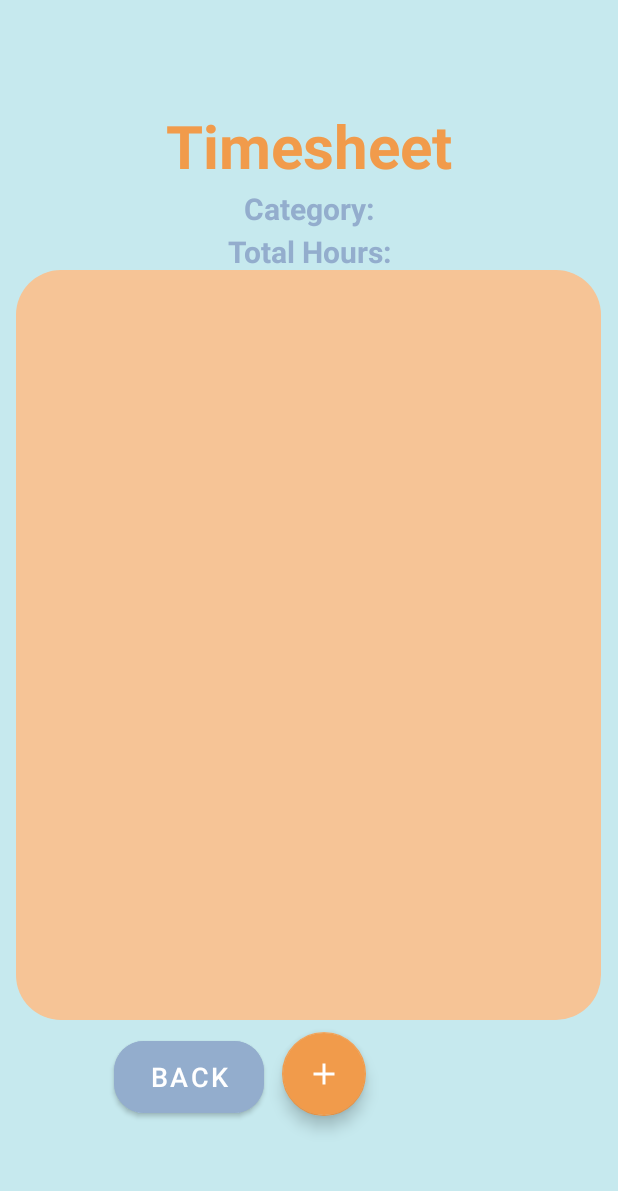
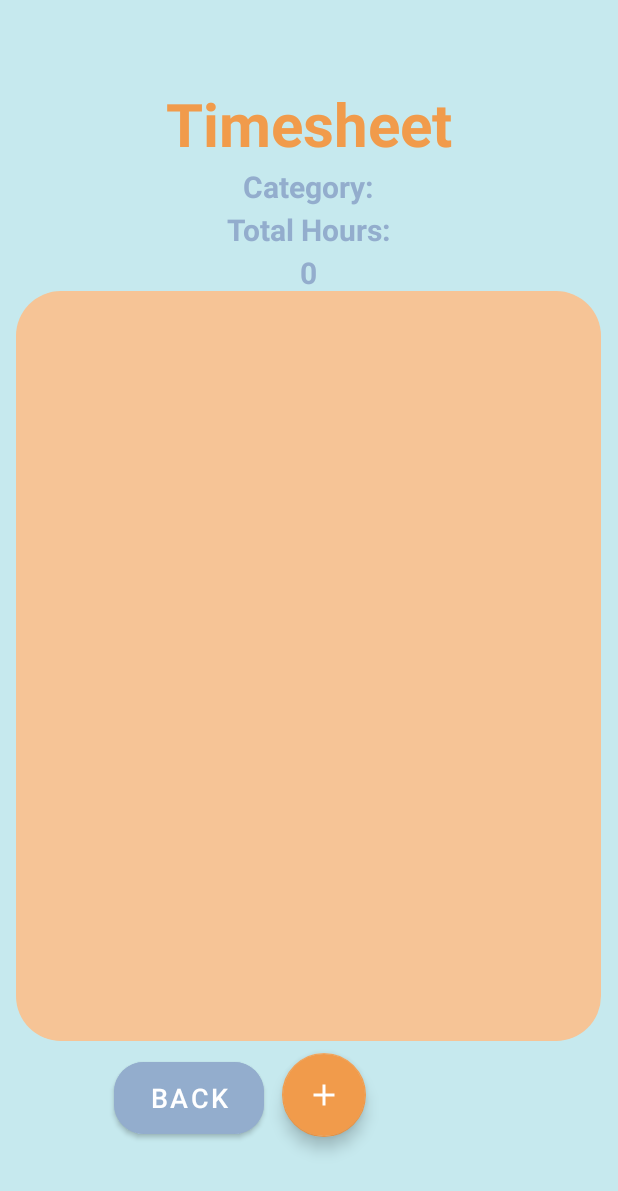
Before and after one commit to YusraAdnan/OPSC_Group_Task2, an Android app: the layout activity_timesheet_entry.xml on its own in the app's theme, with its tools: preview values and no code run, on a phone screen of 412 x 824 dp. Shown: the top 1191 px of the screen. Run offline under Robolectric (Android 15) with nearby library versions, the phone set to English and light mode, and no system bars.

Commit message:
tuesday_commit_300

```diff
--- a/app/src/main/res/layout/activity_timesheet_entry.xml
+++ b/app/src/main/res/layout/activity_timesheet_entry.xml
@@ -28,7 +28,7 @@
                 android:textColor="@color/darkorange"/>
     <TextView
         android:id="@+id/tvCategoryName"
-        android:layout_width="match_parent"
+        android:layout_width="wrap_content"
         android:layout_height="wrap_content"
         android:layout_marginTop="1dp"
         android:text="Category:"
@@ -36,12 +36,24 @@
         android:textColor="@color/darkblue"
         android:textSize="20sp"
         android:textStyle="bold" />
+
     <TextView
-        android:id="@+id/tvTotalHours"
-        android:layout_width="match_parent"
+        android:id="@+id/dkf"
+        android:layout_width="wrap_content"
         android:layout_height="wrap_content"
         android:layout_marginTop="1dp"
         android:text="Total Hours:"
+        android:textAlignment="center"
+        android:textColor="@color/darkblue"
+        android:textSize="20sp"
+        android:textStyle="bold" />
+
+    <TextView
+        android:id="@+id/tvTotalHours"
+        android:layout_width="95dp"
+        android:layout_height="wrap_content"
+        android:layout_marginTop="1dp"
+        android:text="0"
         android:textAlignment="center"
         android:textColor="@color/darkblue"
         android:textSize="20sp"
--- a/app/src/main/res/layout/add_item.xml
+++ b/app/src/main/res/layout/add_item.xml
@@ -20,7 +20,7 @@
     <TextView
         android:layout_width="match_parent"
         android:layout_height="wrap_content"
-        android:text="Add Project"
+        android:text="Add Category"
         android:id="@+id/addText"
         android:textSize="40sp"
         android:textAlignment="center"
```
